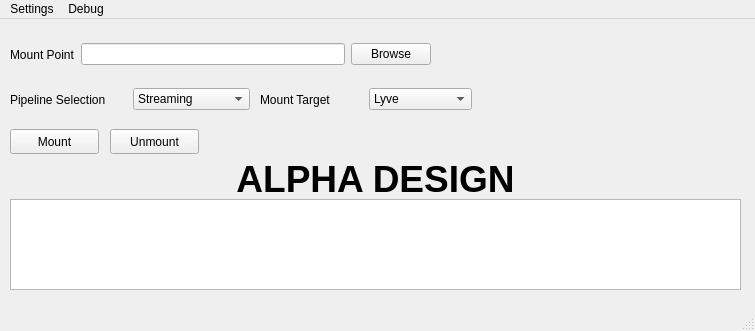
Qt form gui/mountPrimaryWindow.ui (Seagate/cloudfuse) before a commit.
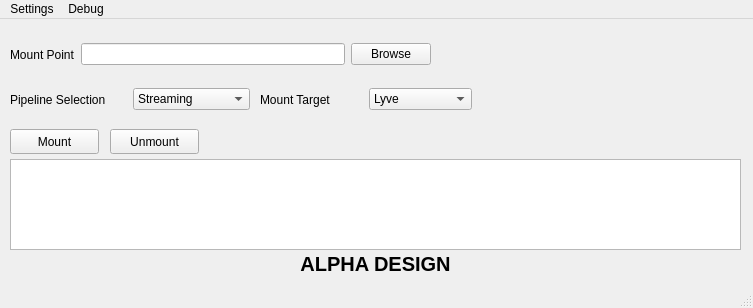
The same form after that commit.

Commit message: Change GUI from feedback

Diff of the .ui file:
```diff
--- a/gui/mountPrimaryWindow.ui
+++ b/gui/mountPrimaryWindow.ui
@@ -6,8 +6,8 @@
    <rect>
     <x>0</x>
     <y>0</y>
-    <width>755</width>
-    <height>331</height>
+    <width>753</width>
+    <height>308</height>
    </rect>
   </property>
   <property name="sizePolicy">
@@ -69,7 +69,7 @@
     <property name="geometry">
      <rect>
       <x>10</x>
-      <y>180</y>
+      <y>140</y>
       <width>731</width>
       <height>91</height>
      </rect>
@@ -97,16 +97,16 @@
    <widget class="QLabel" name="label_3">
     <property name="geometry">
      <rect>
-      <x>180</x>
-      <y>130</y>
-      <width>391</width>
-      <height>61</height>
+      <x>290</x>
+      <y>230</y>
+      <width>171</width>
+      <height>31</height>
      </rect>
     </property>
     <property name="font">
      <font>
       <family>Ubuntu</family>
-      <pointsize>28</pointsize>
+      <pointsize>15</pointsize>
       <weight>75</weight>
       <bold>true</bold>
       <strikeout>false</strikeout>
@@ -215,7 +215,7 @@
     <rect>
      <x>0</x>
      <y>0</y>
-     <width>755</width>
+     <width>753</width>
      <height>22</height>
     </rect>
    </property>
```
The commit also changes 1 other file.
